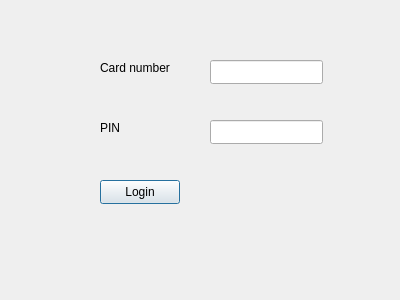
This is bank-automat/LoginDialog.ui in Llaamari/bank-automat-system as Qt 5 draws it before an edit. The edited form follows.
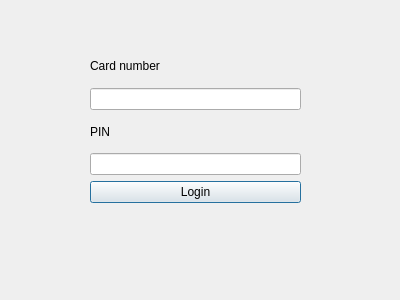
This is the edited form.

Patch:
```diff
--- a/bank-automat/LoginDialog.ui
+++ b/bank-automat/LoginDialog.ui
@@ -13,67 +13,49 @@
   <property name="windowTitle">
    <string>Dialog</string>
   </property>
+  <widget class="QWidget" name="widget" native="true">
+   <property name="geometry">
+    <rect>
+     <x>90</x>
+     <y>50</y>
+     <width>211</width>
+     <height>191</height>
+    </rect>
+   </property>
+   <layout class="QVBoxLayout" name="verticalLayout">
+    <item>
   <widget class="QLabel" name="label">
-   <property name="geometry">
-    <rect>
-     <x>100</x>
-     <y>60</y>
-     <width>71</width>
-     <height>16</height>
-    </rect>
-   </property>
    <property name="text">
     <string>Card number</string>
    </property>
   </widget>
+    </item>
+    <item>
+     <widget class="QLineEdit" name="cardNumberLineEdit"/>
+    </item>
+    <item>
   <widget class="QLabel" name="label_2">
-   <property name="geometry">
-    <rect>
-     <x>100</x>
-     <y>120</y>
-     <width>49</width>
-     <height>16</height>
-    </rect>
-   </property>
    <property name="text">
     <string>PIN</string>
    </property>
   </widget>
+    </item>
+    <item>
   <widget class="QLineEdit" name="pinLineEdit">
-   <property name="geometry">
-    <rect>
-     <x>210</x>
-     <y>120</y>
-     <width>113</width>
-     <height>24</height>
-    </rect>
-   </property>
    <property name="echoMode">
     <enum>QLineEdit::EchoMode::Password</enum>
    </property>
   </widget>
+    </item>
+    <item>
   <widget class="QPushButton" name="loginButton">
-   <property name="geometry">
-    <rect>
-     <x>100</x>
-     <y>180</y>
-     <width>80</width>
-     <height>24</height>
-    </rect>
-   </property>
    <property name="text">
     <string>Login</string>
    </property>
   </widget>
+    </item>
+    <item>
   <widget class="QLabel" name="errorLabel">
-   <property name="geometry">
-    <rect>
-     <x>100</x>
-     <y>240</y>
-     <width>49</width>
-     <height>16</height>
-    </rect>
-   </property>
    <property name="palette">
     <palette>
      <active>
@@ -108,15 +90,8 @@
     <bool>true</bool>
    </property>
   </widget>
-  <widget class="QLineEdit" name="cardNumberLineEdit">
-   <property name="geometry">
-    <rect>
-     <x>210</x>
-     <y>60</y>
-     <width>113</width>
-     <height>24</height>
-    </rect>
-   </property>
+    </item>
+   </layout>
   </widget>
  </widget>
  <resources/>
```
Lines whose indentation alone changed are shown as unchanged.
